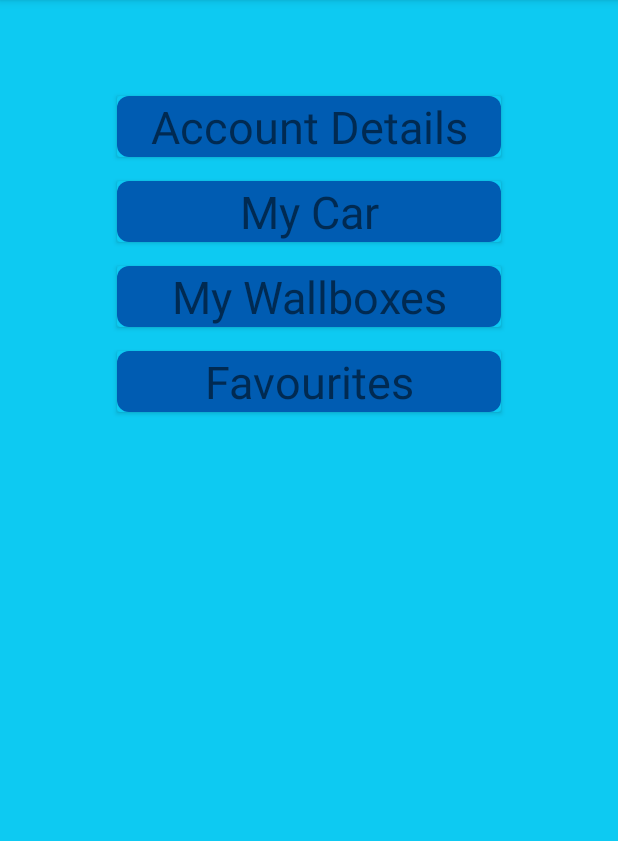
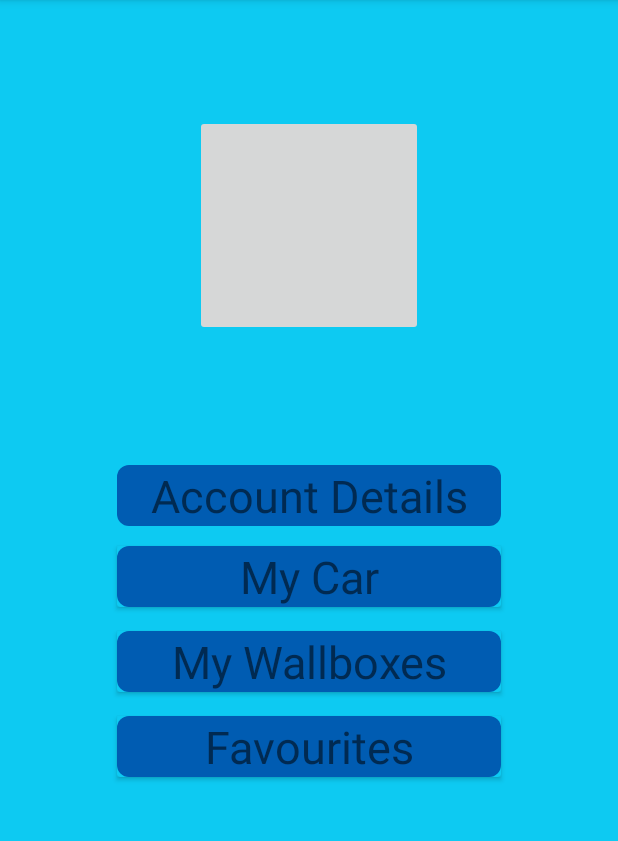
Before and after one commit to Catalinu23/Wallbox4Share, an Android app: the UserMenuCategoriesActivity screen opened directly, with no data from a screen before it, on a phone screen of 412 x 824 dp, the part 84-925 px from its top. Run offline under Robolectric (Android 15) with nearby library versions, the phone set to English and light mode, and no system bars.

Commit message:
modified layout

```diff
--- a/app/src/main/res/layout/activity_user_menu_categories.xml
+++ b/app/src/main/res/layout/activity_user_menu_categories.xml
@@ -12,21 +12,14 @@
         android:layout_width="256dp"
         android:layout_height="wrap_content"
         android:layout_gravity="center|center_vertical"
-        android:layout_marginTop="64dp"
+        android:layout_marginTop="348dp"
         android:background="@drawable/blue_rounded_button"
         app:cardBackgroundColor="@color/light_blue"
         app:layout_constraintEnd_toEndOf="parent"
+        app:layout_constraintHorizontal_bias="0.496"
         app:layout_constraintStart_toStartOf="parent"
         app:layout_constraintTop_toTopOf="parent">
 
-        <TextView
-            android:id="@+id/textViewCategory1"
-            android:layout_width="match_parent"
-            android:layout_height="wrap_content"
-            android:background="@drawable/blue_rounded_button"
-            android:gravity="center"
-            android:text="Account Details"
-            android:textSize="30sp" />
     </androidx.cardview.widget.CardView>
 
     <androidx.cardview.widget.CardView
@@ -94,4 +87,30 @@
             android:textSize="30sp" />
     </androidx.cardview.widget.CardView>
 
+    <TextView
+        android:id="@+id/textViewCategory1"
+        android:layout_width="256dp"
+        android:layout_height="wrap_content"
+        android:layout_marginTop="310dp"
+        android:background="@drawable/blue_rounded_button"
+        android:gravity="center"
+        android:text="Account Details"
+        android:textSize="30sp"
+        app:layout_constraintEnd_toEndOf="parent"
+        app:layout_constraintStart_toStartOf="parent"
+        app:layout_constraintTop_toTopOf="parent" />
+
+    <ImageButton
+        android:id="@+id/imageButton3"
+        android:layout_width="152dp"
+        android:layout_height="147dp"
+        android:layout_marginTop="20dp"
+        android:layout_marginBottom="30dp"
+        android:gravity="center"
+        app:layout_constraintBottom_toTopOf="@+id/textViewCategory1"
+        app:layout_constraintEnd_toEndOf="parent"
+        app:layout_constraintStart_toStartOf="parent"
+        app:layout_constraintTop_toTopOf="parent"
+        tools:srcCompat="@tools:sample/avatars" />
+
 </androidx.constraintlayout.widget.ConstraintLayout>
```
